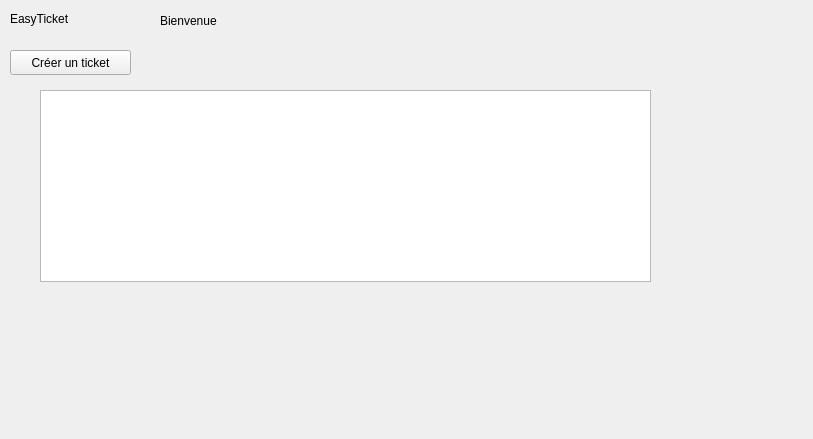
First picture: the form in src/easyticket/ecranprincipal.ui, repository LESNIAK-Louis/EasyTicket, before the edit.
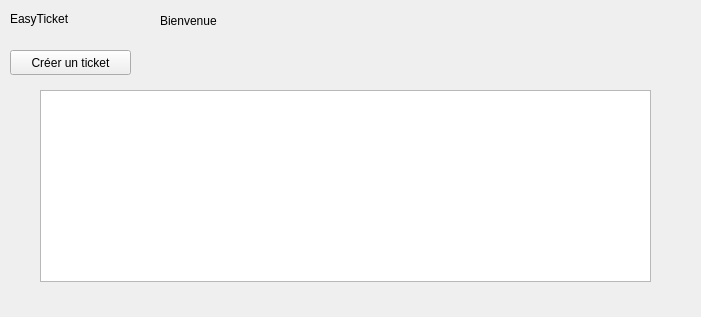
Second picture: the form after the edit.

Diff of the .ui file:
```diff
--- a/src/easyticket/ecranprincipal.ui
+++ b/src/easyticket/ecranprincipal.ui
@@ -6,8 +6,8 @@
    <rect>
     <x>0</x>
     <y>0</y>
-    <width>813</width>
-    <height>439</height>
+    <width>701</width>
+    <height>317</height>
    </rect>
   </property>
   <property name="windowTitle">
```
